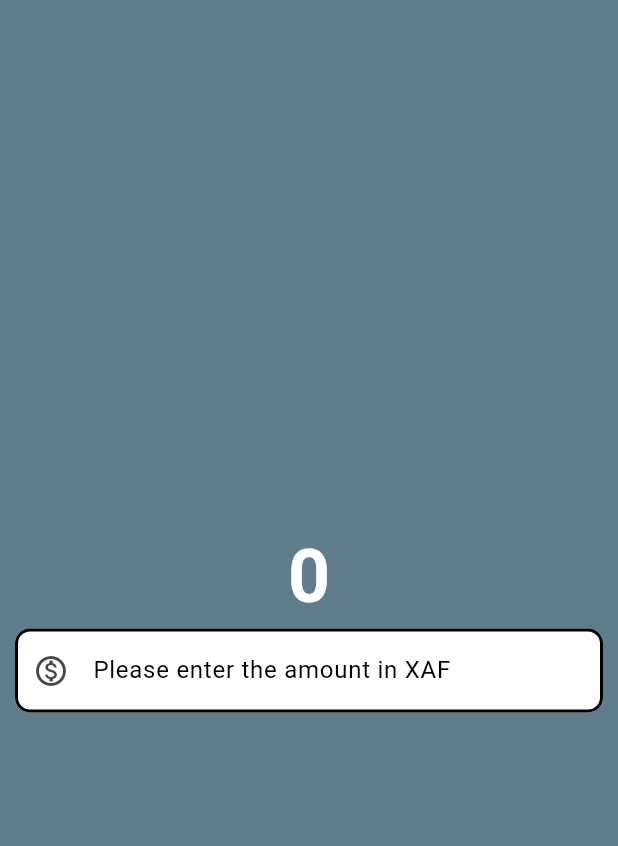
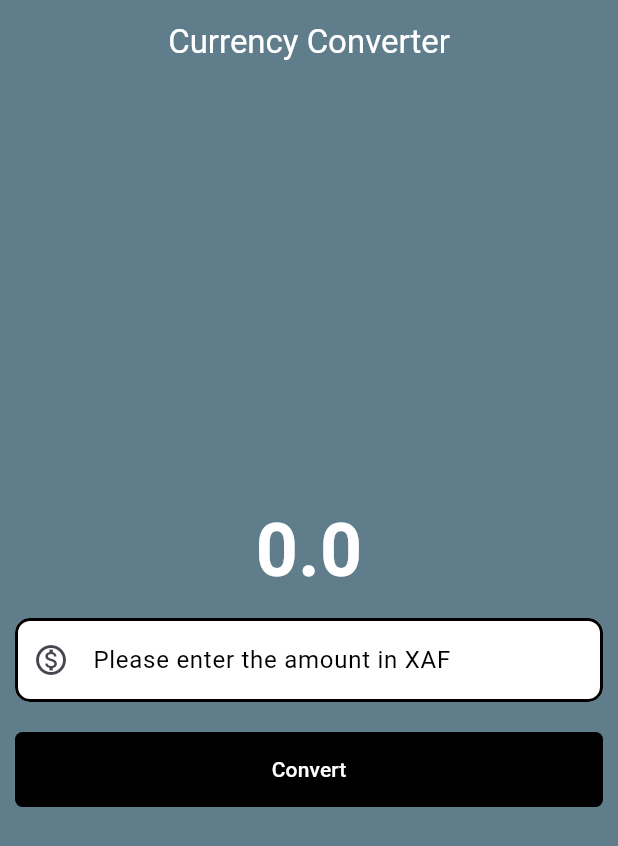
Before and after one commit to spyze002/currency-converter, a Flutter app: the screen it shows after launch, on a phone screen of 412 x 824 dp. Shown: the top 846 px of the screen. Run offline on Flutter 3.47's test engine with Material 3 defaults, Android fonts, the phone set to English and light mode, and no system bars.

Commit message:
Button, Appbar, calc function added

```diff
--- a/lib/pages/currency_page.dart
+++ b/lib/pages/currency_page.dart
@@ -1,9 +1,28 @@
+// import 'package:flutter/foundation.dart';
 import 'package:flutter/material.dart';
+
+class CurrencyPagePage extends StatefulWidget {
+  const CurrencyPagePage({super.key});
+  @override
+  State<CurrencyPagePage> createState() => _CurrencyConverter();
+}
+
+class _CurrencyConverter extends State<CurrencyPagePage> {
+  @override
+  Widget build(BuildContext context) {
+    return const Scaffold();
+  }
+}
 
 class CurrencyPage extends StatelessWidget {
   const CurrencyPage({super.key});
+
   @override
   Widget build(BuildContext context) {
+    double result = 0;
+
+    final TextEditingController textEditingController = TextEditingController();
+
     const mainBorder = OutlineInputBorder(
       borderSide: BorderSide(
         color: Colors.black,
@@ -15,29 +34,35 @@ class CurrencyPage extends StatelessWidget {
       ),
     );
 
-    return const Scaffold(
+    return Scaffold(
       backgroundColor: Colors.blueGrey,
+      appBar: AppBar(
+        backgroundColor: Colors.blueGrey,
+        title: const Text(
+          "Currency Converter",
+          style: TextStyle(color: Colors.white),
+        ),
+        centerTitle: true,
+      ),
       body: Center(
         child: Column(
           mainAxisAlignment: MainAxisAlignment.center,
           children: [
             Text(
-              "0",
-              style: TextStyle(
+              result.toString(),
+              style: const TextStyle(
                   fontSize: 49,
                   fontWeight: FontWeight.bold,
                   color: Colors.white),
             ),
             Padding(
-              padding: EdgeInsets.only(
-                left: 10,
-                right: 10,
-              ),
+              padding: const EdgeInsets.all(10),
               child: TextField(
-                style: TextStyle(
+                controller: textEditingController,
+                style: const TextStyle(
                   color: Colors.black,
                 ),
-                decoration: InputDecoration(
+                decoration: const InputDecoration(
                   hintText: "Please enter the amount in XAF",
                   hintStyle: TextStyle(
                     color: Colors.black,
@@ -48,9 +73,29 @@ class CurrencyPage extends StatelessWidget {
                   focusedBorder: mainBorder,
                   enabledBorder: mainBorder,
                 ),
-                keyboardType: TextInputType.numberWithOptions(
+                keyboardType: const TextInputType.numberWithOptions(
                   decimal: true,
                 ),
+              ),
+            ),
+            Padding(
+              padding: const EdgeInsets.all(10),
+              child: TextButton(
+                onPressed: () {
+                  result = double.parse(textEditingController.text) * 2;
+                },
+                style: TextButton.styleFrom(
+                  backgroundColor: Colors.black,
+                  foregroundColor: Colors.white,
+                  minimumSize: const Size(
+                    double.infinity,
+                    50,
+                  ),
+                  shape: RoundedRectangleBorder(
+                    borderRadius: BorderRadius.circular(5),
+                  ),
+                ),
+                child: const Text("Convert"),
               ),
             ),
           ],
```
